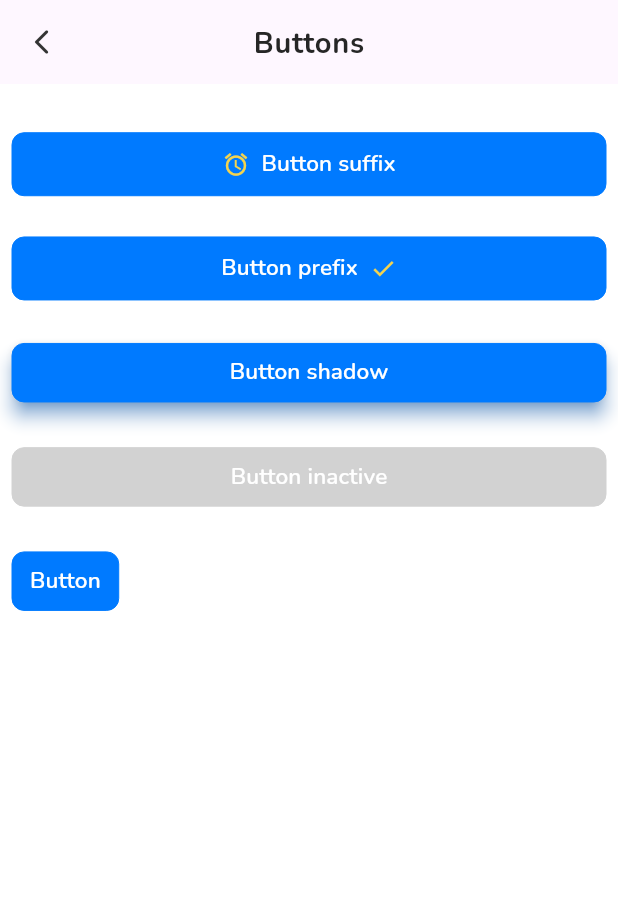
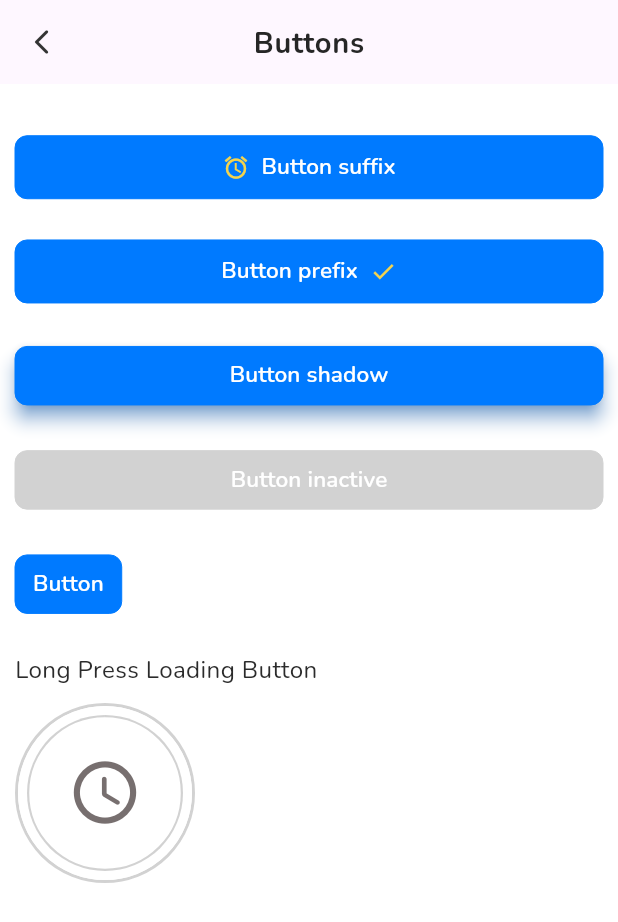
Before and after one commit to helium390/fl_my_awesome, a Flutter app: the screen it shows after launch, after a tap on "Buttons", on a phone screen of 412 x 824 dp. Shown: the top 922 px of the screen. Run offline on Flutter 3.47's test engine with Material 3 defaults, Android fonts, the light colour scheme and no system bars; our stand-ins replace flutter_screenutil, flutter_svg, fluttertoast, get, get_storage, google_fonts and 3 more.

Commit message:
Loading Button added.

```diff
--- a/lib/config/root_binding.dart
+++ b/lib/config/root_binding.dart
@@ -4,6 +4,7 @@ import '../presentation/pages/buttons/buttons_controller.dart';
 import '../presentation/pages/home/home_controller.dart';
 import '../presentation/pages/passwords/password_controller.dart';
 import '../presentation/pages/splash/splash_controller.dart';
+import '../presentation/pages/test/test_controller.dart';
 import '../presentation/pages/text_field/text_field_controller.dart';
 
 class RootBinding implements Bindings {
@@ -16,6 +17,7 @@ class RootBinding implements Bindings {
     Get.lazyPut(() => ButtonsController(), fenix: true);
     Get.lazyPut(() => TextFieldController(), fenix: true);
     Get.lazyPut(() => PasswordController(), fenix: true);
+    Get.lazyPut(() => TestController(), fenix: true);
 
     /// Repositories -----------------------------------------------------------
   }
--- a/lib/presentation/pages/buttons/buttons_page.dart
+++ b/lib/presentation/pages/buttons/buttons_page.dart
@@ -5,7 +5,9 @@ import 'package:get/get.dart';
 
 import '../../../core/services/toast_service.dart';
 import '../../../core/utils/app_colors.dart';
+import '../../../core/utils/app_styles.dart';
 import '../../widgets/custom_button.dart';
+import '../../widgets/loading_button.dart';
 import 'buttons_controller.dart';
 
 class ButtonsPage extends StatelessWidget {
@@ -30,7 +32,7 @@ class ButtonsPage extends StatelessWidget {
             ),
             body: SingleChildScrollView(
               child: Padding(
-                padding: const EdgeInsets.all(8.0),
+                padding: const EdgeInsets.all(10.0),
                 child: Column(
                   crossAxisAlignment: CrossAxisAlignment.start,
                   children: [
@@ -78,6 +80,17 @@ class ButtonsPage extends StatelessWidget {
                       onPress: () {},
                       isMatchParent: false,
                     ),
+                    20.ph,
+                    Text(
+                      'Long Press Loading Button',
+                      style: AppStyles.text15sp400black1,
+                    ),
+                    10.ph,
+                    LoadingButton(
+                      onComplete: () async {
+                        ToastService.showShortMessage('Button Press Complete');
+                      },
+                    ),
                   ],
                 ),
               ),
--- a/lib/presentation/pages/home/home_page.dart
+++ b/lib/presentation/pages/home/home_page.dart
@@ -6,6 +6,7 @@ import 'package:get/get.dart';
 import '../../widgets/custom_button.dart';
 import '../buttons/buttons_page.dart';
 import '../passwords/password_page.dart';
+import '../test/test_page.dart';
 import '../text_field/text_field_page.dart';
 import 'home_controller.dart';
 
@@ -28,6 +29,13 @@ class HomePage extends StatelessWidget {
                 child: Column(
                   crossAxisAlignment: CrossAxisAlignment.start,
                   children: [
+                    20.ph,
+                    CustomButton(
+                      text: 'Test Page',
+                      onPress: () {
+                        Get.to(() => TestPage());
+                      },
+                    ),
                     20.ph,
                     CustomButton(
                       text: 'Buttons',
--- /dev/null
+++ b/lib/presentation/widgets/loading_button.dart
@@ -0,0 +1,92 @@
+import 'package:flutter/material.dart';
+
+import '../../core/utils/app_colors.dart';
+
+class LoadingButton extends StatefulWidget {
+  final Function()? onComplete;
+
+  const LoadingButton({
+    super.key,
+    this.onComplete,
+  });
+
+  @override
+  LoadingButtonState createState() => LoadingButtonState();
+}
+
+class LoadingButtonState extends State<LoadingButton>
+    with SingleTickerProviderStateMixin {
+  late AnimationController controller;
+
+  @override
+  void initState() {
+    super.initState();
+
+    controller =
+        AnimationController(vsync: this, duration: const Duration(seconds: 2));
+    controller.addListener(() {
+      setState(() {});
+    });
+  }
+
+  @override
+  Widget build(BuildContext context) {
+    return GestureDetector(
+      onTapDown: (_) => controller.forward(),
+      onTapUp: (_) {
+        if (controller.status == AnimationStatus.forward) {
+          controller.reverseDuration = const Duration(milliseconds: 1200);
+          controller.reverse();
+        }
+        if (controller.status == AnimationStatus.completed) {
+          if (widget.onComplete != null) {
+            widget.onComplete!();
+          }
+        }
+      },
+      child: Stack(
+        alignment: Alignment.center,
+        children: [
+          Container(
+            decoration: BoxDecoration(
+              borderRadius: BorderRadius.circular(60.0),
+              border: Border.all(color: AppColor.black6, width: 2),
+            ),
+            width: 120,
+            height: 120,
+            child: Container(
+              decoration: BoxDecoration(
+                borderRadius: BorderRadius.circular(100.0),
+                border: Border.all(color: AppColor.white, width: 6),
+              ),
+              child: const ClipRRect(
+                borderRadius: BorderRadius.all(Radius.circular(60)),
+                child: CircularProgressIndicator(
+                  strokeWidth: 3,
+                  value: 1.0,
+                  valueColor: AlwaysStoppedAnimation<Color>(AppColor.black6),
+                ),
+              ),
+            ),
+          ),
+          Container(
+            padding: const EdgeInsets.all(4),
+            height: 120.0,
+            width: 120.0,
+            child: CircularProgressIndicator(
+              strokeWidth: 8,
+              value: controller.value,
+              valueColor:
+                  const AlwaysStoppedAnimation<Color>(AppColor.accentColor),
+            ),
+          ),
+          Icon(
+            Icons.access_time_rounded,
+            size: 50,
+            color: AppColor.black2,
+          ),
+        ],
+      ),
+    );
+  }
+}
```
Also changed, not shown: lib/presentation/widgets/clamping_scroll_widget.dart (added, +26 -0 lines), 2 other files.
